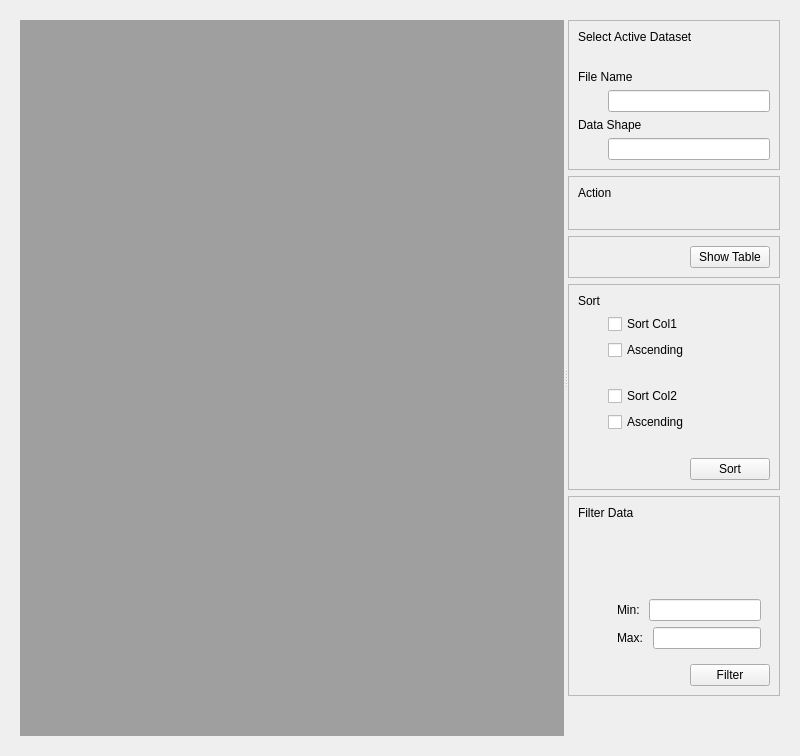
The window that NiChartGUI/plugins/dsetview/dsetview.ui (CBICA/NiChart_Viewer) describes before a commit, drawn with Qt 5.
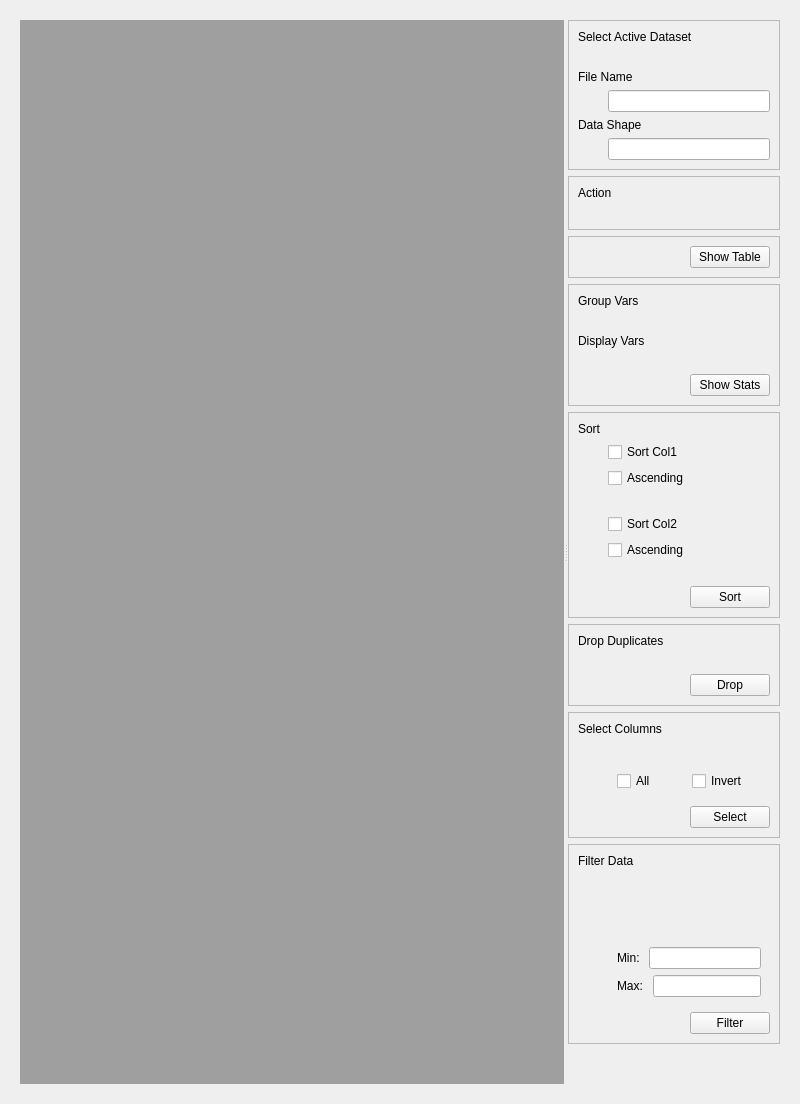
The same window after the commit.

Diff of the .ui file:
```diff
--- a/NiChartGUI/plugins/dsetview/dsetview.ui
+++ b/NiChartGUI/plugins/dsetview/dsetview.ui
@@ -280,6 +280,121 @@
                     </item>
 
                     
+                    <item>
+                        <widget  class="QFrame"  name="wShowStats">
+                            <property  name="frameShape">
+                                <enum>QFrame::StyledPanel</enum>
+                            </property>
+                            <property  name="frameShadow">
+                                <enum>QFrame::Raised</enum>
+                            </property>
+                            <property  name="lineWidth">
+                                <number>8</number>
+                            </property>
+                        
+                            <layout  class="QVBoxLayout"  name="vlTmp">
+
+                            <item>
+                            <widget  class="QLabel"  name="label_select">
+                                <property  name="text">
+                                <string>Group Vars</string>
+                                </property>
+                            </widget>
+                            </item>
+                            
+                            <item>
+                            <layout  class="QHBoxLayout"  name="horizontalLayout_5">
+                                <item>
+                                <spacer  name="horizontalSpacer_5">
+                                    <property  name="orientation">
+                                    <enum>Qt::Horizontal</enum>
+                                    </property>
+                                    
+                                    <property name="sizeType">
+                                        <enum>QSizePolicy::Fixed</enum>
+                                    </property>
+                                    
+                                    <property  name="sizeHint"  stdset="0">
+                                    <size>
+                                        <width>30</width>
+                                        <height>20</height>
+                                    </size>
+                                    </property>
+                                </spacer>
+                                </item>
+                                <item>
+                                <layout  class="QVBoxLayout"  name="vlComboStatsGroup"/>
+                                </item>
+                            </layout>
+                            </item>
+                    
+                            <item>
+                            <widget  class="QLabel"  name="label_select">
+                                <property  name="text">
+                                <string>Display Vars</string>
+                                </property>
+                            </widget>
+                            </item>
+                            
+                            <item>
+                            <layout  class="QHBoxLayout"  name="horizontalLayout_5">
+                                <item>
+                                <spacer  name="horizontalSpacer_5">
+                                    <property  name="orientation">
+                                    <enum>Qt::Horizontal</enum>
+                                    </property>
+                                    
+                                    <property name="sizeType">
+                                        <enum>QSizePolicy::Fixed</enum>
+                                    </property>
+                                    
+                                    <property  name="sizeHint"  stdset="0">
+                                    <size>
+                                        <width>30</width>
+                                        <height>20</height>
+                                    </size>
+                                    </property>
+                                </spacer>
+                                </item>
+                                <item>
+                                <layout  class="QVBoxLayout"  name="vlComboStats"/>
+                                </item>
+                            </layout>
+                            </item>
+                            
+                            <item>
+                                <layout  class="QHBoxLayout"  name="hlSortBtn">
+                                <item>
+                                    <spacer  name="horizontalSpacer_8">
+                                    <property  name="orientation">
+                                        <enum>Qt::Horizontal</enum>
+                                    </property>
+                                    
+                                    <property  name="sizeHint"  stdset="0">
+                                        <size>
+                                        <width>40</width>
+                                        <height>20</height>
+                                        </size>
+                                    </property>
+                                    </spacer>
+                                </item>
+                                <item>
+                                    <widget  class="QPushButton"  name="showStatsBtn">
+                                    <property  name="text">
+                                        <string>Show Stats</string>
+                                    </property>
+                                    </widget>
+                                </item>
+                                </layout>
+                            </item>
+                            
+                            
+                            
+
+                            </layout>
+                        </widget>
+                    </item>
+         
                     <item>
                         <widget  class="QFrame"  name="wSort">
                         <property  name="frameShape">
@@ -516,7 +631,209 @@
                             
                         </layout>
                         </widget>
-                    </item>              
+                    </item>    
+
+                    <item>
+                        <widget  class="QFrame"  name="wDrop">
+                        <property  name="frameShape">
+                            <enum>QFrame::StyledPanel</enum>
+                        </property>
+                        <property  name="frameShadow">
+                            <enum>QFrame::Raised</enum>
+                        </property>
+                        <property  name="lineWidth">
+                            <number>8</number>
+                        </property>
+
+                        <layout  class="QVBoxLayout"  name="vlDropDupl">
+                            
+                            <item>
+                            <widget  class="QLabel"  name="label_select">
+                                <property  name="text">
+                                <string>Drop Duplicates</string>
+                                </property>
+                            </widget>
+                            </item>
+                            
+                            <item>
+                            <layout  class="QHBoxLayout"  name="horizontalLayout_5">
+                                <item>
+                                <spacer  name="horizontalSpacer_5">
+                                    <property  name="orientation">
+                                    <enum>Qt::Horizontal</enum>
+                                    </property>
+
+                                    <property name="sizeType">
+                                        <enum>QSizePolicy::Fixed</enum>
+                                    </property>
+
+                                    <property  name="sizeHint"  stdset="0">
+                                    <size>
+                                        <width>30</width>
+                                        <height>20</height>
+                                    </size>
+                                    </property>
+                                </spacer>
+                                </item>
+                                <item>
+                                <layout  class="QVBoxLayout"  name="vlComboSelDupl"/>
+                                </item>
+                            </layout>
+                            </item>
+
+                            <item>  
+                                <layout  class="QHBoxLayout"  name="hlFilterButton">
+
+                                    <item>
+                                        <spacer  name="horizontalSpacer_8">
+                                        <property  name="orientation">
+                                            <enum>Qt::Horizontal</enum>
+                                        </property>
+                                        <property  name="sizeHint"  stdset="0">
+                                            <size>
+                                            <width>40</width>
+                                            <height>20</height>
+                                            </size>
+                                        </property>
+                                        </spacer>
+                                    </item>
+                                    
+                                    <item>
+                                        <widget  class="QPushButton"  name="dropBtn">
+                                        <property  name="text">
+                                            <string>Drop</string>
+                                        </property>
+                                        </widget>
+                                    </item>
+                                
+                                </layout>
+                            </item>
+
+                        </layout>
+                        </widget>
+                    </item>
+
+                    
+                    <item>
+                        <widget  class="QFrame"  name="wSelectCol">
+                        <property  name="frameShape">
+                            <enum>QFrame::StyledPanel</enum>
+                        </property>
+                        <property  name="frameShadow">
+                            <enum>QFrame::Raised</enum>
+                        </property>
+                        <property  name="lineWidth">
+                            <number>8</number>
+                        </property>
+                        
+                        <layout  class="QVBoxLayout"  name="vlSelectCol">
+
+                            <item>
+                            <widget  class="QLabel"  name="label_select">
+                                <property  name="text">
+                                <string>Select Columns</string>
+                                </property>
+                            </widget>
+                            </item>
+                            
+                            <item>
+                            <layout  class="QHBoxLayout"  name="hlSelCol1">
+                                <item>
+                                <spacer  name="horizontalSpacer_5">
+                                    <property  name="orientation">
+                                    <enum>Qt::Horizontal</enum>
+                                    </property>
+
+                                    <property name="sizeType">
+                                        <enum>QSizePolicy::Fixed</enum>
+                                    </property>
+                                    
+                                    <property  name="sizeHint"  stdset="0">
+                                    <size>
+                                        <width>30</width>
+                                        <height>20</height>
+                                    </size>
+                                    </property>
+                                </spacer>
+                                </item>
+                                <item>
+                                    <layout  class="QVBoxLayout"  name="vlComboSel"/>
+                                </item>
+                            </layout>
+                            </item>
+                            
+                            <item>
+                            <widget  class="QWidget"  name="wSelOptions">
+                                <layout  class="QHBoxLayout"  name="hlSelOptions">
+                                    <item>
+                                    <spacer  name="horizontalSpacer">
+                                        <property  name="orientation">
+                                        <enum>Qt::Horizontal</enum>
+                                        </property>
+                                        
+                                        <property name="sizeType">
+                                            <enum>QSizePolicy::Fixed</enum>
+                                        </property>
+                                        
+                                        <property  name="sizeHint"  stdset="0">
+                                        <size>
+                                            <width>30</width>
+                                            <height>20</height>
+                                        </size>
+                                        </property>
+                                    </spacer>
+                                    </item>
+                                    <item>
+                                    <widget  class="QCheckBox"  name="check_all">
+                                        <property  name="text">
+                                        <string>All</string>
+                                        </property>
+                                    </widget>
+                                    </item>
+                                    <item>
+                                    <widget  class="QCheckBox"  name="check_inv">
+                                        <property  name="text">
+                                        <string>Invert</string>
+                                        </property>
+                                    </widget>
+                                    </item>
+                                </layout>
+                            </widget>
+                            </item>
+                            
+                            <item>  
+                                <layout  class="QHBoxLayout"  name="hlSelColButton">
+
+                                    <item>
+                                        <spacer  name="horizontalSpacer_8">
+                                        <property  name="orientation">
+                                            <enum>Qt::Horizontal</enum>
+                                        </property>
+                                        
+                                        <property  name="sizeHint"  stdset="0">
+                                            <size>
+                                            <width>30</width>
+                                            <height>20</height>
+                                            </size>
+                                        </property>
+                                        </spacer>
+                                    </item>
+                                    
+                                    <item>
+                                        <widget  class="QPushButton"  name="selColBtn">
+                                        <property  name="text">
+                                            <string>Select</string>
+                                        </property>
+                                        </widget>
+                                    </item>
+                                
+                                </layout>
+                            </item>
+                            
+                        </layout>
+                        </widget>
+                    </item>
+                    
 
                     <item>
                         <widget  class="QFrame"  name="wFilter">
```
